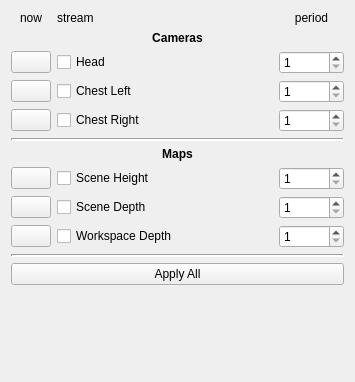
Qt form software/ddapp/src/app/ddSensorDataRequest.ui (openhumanoids/oh-distro) before a commit.
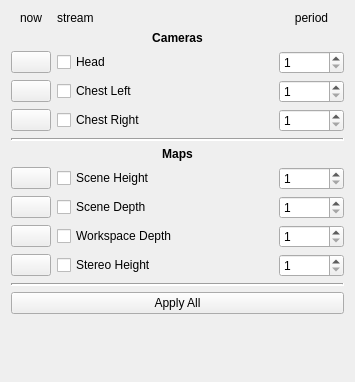
The same form after that commit.

Commit message: added new row for stereo height

Diff of the .ui file:
```diff
--- a/software/ddapp/src/app/ddSensorDataRequest.ui
+++ b/software/ddapp/src/app/ddSensorDataRequest.ui
@@ -60,6 +60,13 @@
        </property>
       </widget>
      </item>
+     <item row="10" column="0">
+      <widget class="QPushButton" name="mapStereoHeightButton">
+       <property name="text">
+        <string/>
+       </property>
+      </widget>
+     </item>
      <item row="3" column="1">
       <widget class="QCheckBox" name="camChestLeftCheck">
        <property name="text">
@@ -154,6 +161,23 @@
        </property>
       </widget>
      </item>
+     <item row="10" column="1">
+      <widget class="QCheckBox" name="mapStereoHeightCheck">
+       <property name="text">
+        <string>Stereo Height</string>
+       </property>
+      </widget>
+     </item>
+     <item row="10" column="2">
+      <widget class="QSpinBox" name="mapStereoHeightSpinner">
+       <property name="minimum">
+        <number>1</number>
+       </property>
+       <property name="maximum">
+        <number>30</number>
+       </property>
+      </widget>
+     </item>
      <item row="5" column="0" colspan="3">
       <widget class="Line" name="line_2">
        <property name="lineWidth">
```
Left out of the diff: 1 changed line with no effect on the pictures.
